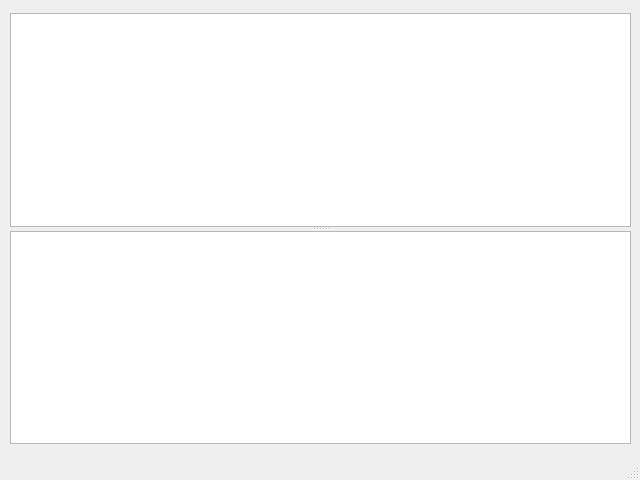
shianehao/jsonrpc-client, file ui/main_window.ui: the form before one commit.
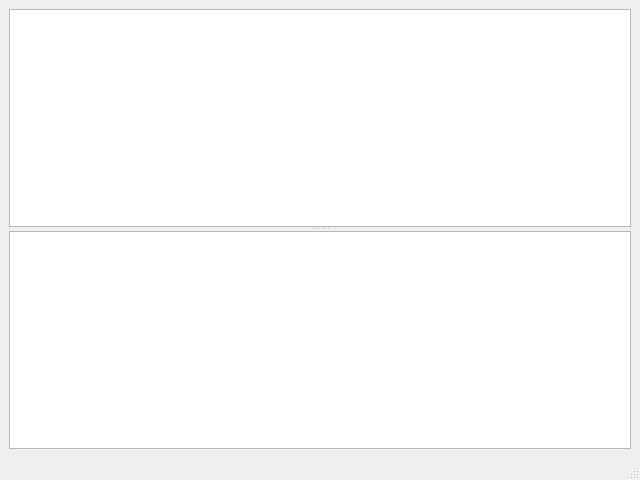
The form after the commit.

Commit message: ui: auto size of view

What changed in the file:
```diff
--- a/ui/main_window.ui
+++ b/ui/main_window.ui
@@ -14,15 +14,9 @@
    <string>MainWindow</string>
   </property>
   <widget class="QWidget" name="centralwidget">
+   <layout class="QHBoxLayout" name="horizontalLayout">
+    <item>
    <widget class="QSplitter" name="splitter">
-    <property name="geometry">
-     <rect>
-      <x>10</x>
-      <y>13</y>
-      <width>621</width>
-      <height>431</height>
-     </rect>
-    </property>
     <property name="orientation">
      <enum>Qt::Orientation::Vertical</enum>
     </property>
@@ -33,6 +27,8 @@
      </property>
     </widget>
    </widget>
+    </item>
+   </layout>
   </widget>
   <widget class="QMenuBar" name="menubar">
    <property name="geometry">
```
Lines whose indentation alone changed are shown as unchanged.
